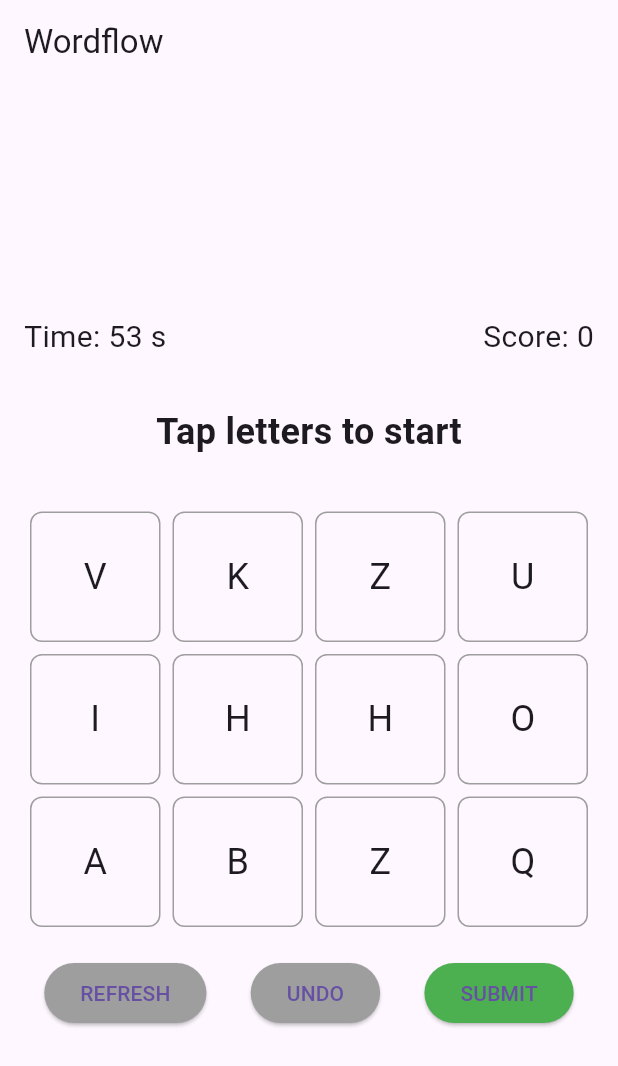
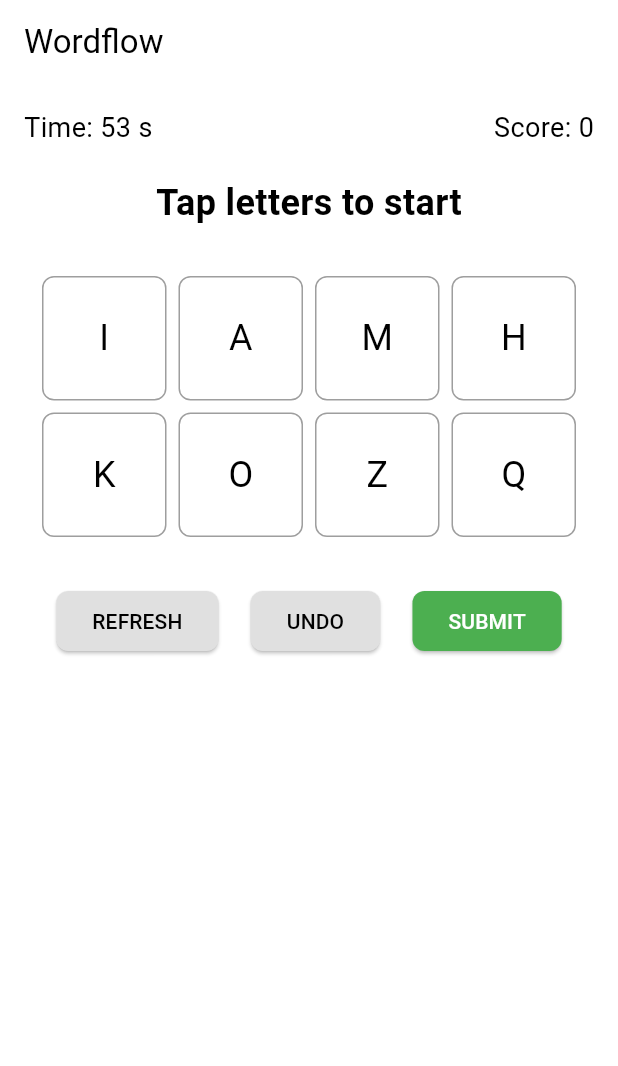
Before and after one commit to Badjedi04/flutter-app, a Flutter app: the screen it shows after launch, on a phone screen of 412 x 824 dp. Shown: the top 1066 px of the screen. Run offline on Flutter 3.47's test engine with Material 3 defaults, Android fonts, the phone set to English and light mode, and no system bars.

Commit message:
Update yml

```diff
--- a/lib/main.dart
+++ b/lib/main.dart
@@ -13,7 +13,11 @@ class WordflowApp extends StatelessWidget {
   Widget build(BuildContext context) {
     return MaterialApp(
       title: 'Wordflow',
-      theme: ThemeData(primarySwatch: Colors.blue),
+      theme: ThemeData(
+        primarySwatch: Colors.blue,
+        scaffoldBackgroundColor:
+            Colors.white, // Set default background to white
+      ),
       home: const WordflowGame(),
     );
   }
@@ -28,7 +32,7 @@ class WordflowGame extends StatefulWidget {
 
 class _WordflowGameState extends State<WordflowGame> {
   // State variables
-  List<String> letters = []; // 12 random letters
+  List<String> letters = []; // 8 random letters (2x4 grid)
   String currentWord = ''; // Word being built
   int timeLeft = 60; // Timer in seconds
   int score = 0; // Player score
@@ -60,6 +64,61 @@ class _WordflowGameState extends State<WordflowGame> {
     'Z',
   ];
 
+  // Simple dictionary of valid English words (expand this for a full app)
+  final Set<String> validWords =
+      {
+        'at',
+        'be',
+        'in',
+        'on',
+        'to',
+        'up',
+        'we',
+        'me',
+        'he',
+        'she',
+        'and',
+        'for',
+        'the',
+        'you',
+        'are',
+        'was',
+        'with',
+        'they',
+        'this',
+        'have',
+        'from',
+        'that',
+        'will',
+        'what',
+        'about',
+        'which',
+        'their',
+        'would',
+        'there',
+        'should',
+        'could',
+        'other',
+        'into',
+        'over',
+        'after',
+        'year',
+        'time',
+        'more',
+        'only',
+        'good',
+        'word',
+        'flow',
+        'game',
+        'play',
+        'list',
+        'test',
+        'line',
+        'point',
+        'score',
+        'start',
+      }.map((word) => word.toLowerCase()).toSet();
+
   @override
   void initState() {
     super.initState();
@@ -67,15 +126,15 @@ class _WordflowGameState extends State<WordflowGame> {
     startTimer();
   }
 
-  // Generate 12 random letters (balanced vowels and consonants)
+  // Generate 8 random letters (balanced vowels and consonants for 2x4 grid)
   void generateLetters() {
     letters.clear();
     final random = Random();
-    // 4 vowels, 8 consonants (adjust as needed for balance)
-    for (int i = 0; i < 4; i++) {
+    // 3 vowels, 5 consonants (adjust as needed for balance)
+    for (int i = 0; i < 3; i++) {
       letters.add(vowels[random.nextInt(vowels.length)]);
     }
-    for (int i = 0; i < 8; i++) {
+    for (int i = 0; i < 5; i++) {
       letters.add(consonants[random.nextInt(consonants.length)]);
     }
     letters.shuffle(); // Randomize the order
@@ -115,16 +174,32 @@ class _WordflowGameState extends State<WordflowGame> {
     });
   }
 
-  // Submit the current word (simple logic for now, add dictionary check later)
+  // Check if a word is valid (exists in the dictionary)
+  bool isValidWord(String word) {
+    return validWords.contains(word.toLowerCase());
+  }
+
+  // Submit the current word (only score valid words)
   void submitWord() {
     if (currentWord.isNotEmpty) {
+      if (isValidWord(currentWord)) {
         setState(() {
           // Simple scoring: 1 point per letter, +5 seconds per letter for longer words
           score += currentWord.length;
           timeLeft += currentWord.length * 5;
           if (timeLeft > 60) timeLeft = 60; // Cap at 60 seconds
           currentWord = ''; // Clear the word
+          // Optional: Show a success message (e.g., SnackBar)
+          ScaffoldMessenger.of(
+            context,
+          ).showSnackBar(SnackBar(content: Text('Valid word: $currentWord')));
         });
+      } else {
+        // Optional: Show an error message for invalid words
+        ScaffoldMessenger.of(
+          context,
+        ).showSnackBar(SnackBar(content: Text('Invalid word: $currentWord')));
+      }
     }
   }
 
@@ -141,34 +216,51 @@ class _WordflowGameState extends State<WordflowGame> {
   @override
   Widget build(BuildContext context) {
     return Scaffold(
-      appBar: AppBar(title: const Text('Wordflow')),
-      body: Column(
+      appBar: AppBar(
+        title: const Text('Wordflow', style: TextStyle(color: Colors.black)),
+        backgroundColor: Colors.white, // Match background
+        elevation: 0, // Remove shadow for a cleaner look
+      ),
+      body: SingleChildScrollView(
+        // Add scrolling capability for larger screens
+        child: Padding(
+          padding: const EdgeInsets.all(16.0),
+          child: Column(
             mainAxisAlignment: MainAxisAlignment.center,
             children: [
               // Timer and Score
-          Padding(
-            padding: const EdgeInsets.all(16.0),
-            child: Row(
+              Row(
                 mainAxisAlignment: MainAxisAlignment.spaceBetween,
                 children: [
-                Text('Time: $timeLeft s', style: const TextStyle(fontSize: 20)),
-                Text('Score: $score', style: const TextStyle(fontSize: 20)),
+                  Text(
+                    'Time: $timeLeft s',
+                    style: const TextStyle(fontSize: 18, color: Colors.black),
+                  ),
+                  Text(
+                    'Score: $score',
+                    style: const TextStyle(fontSize: 18, color: Colors.black),
+                  ),
                 ],
               ),
-          ),
+              const SizedBox(height: 20),
               // Current Word Display
-          Padding(
-            padding: const EdgeInsets.all(16.0),
-            child: Text(
+              Text(
                 currentWord.isEmpty ? 'Tap letters to start' : currentWord,
-              style: const TextStyle(fontSize: 24, fontWeight: FontWeight.bold),
+                style: const TextStyle(
+                  fontSize: 24,
+                  fontWeight: FontWeight.bold,
+                  color: Colors.black,
                 ),
               ),
-          // Letter Grid (3x4 layout)
+              const SizedBox(height: 20),
+              // Letter Grid (2x4 layout)
               GridView.count(
                 crossAxisCount: 4,
-            shrinkWrap: true,
-            padding: const EdgeInsets.all(16.0),
+                shrinkWrap:
+                    true, // Ensures the grid doesn’t take up unnecessary space
+                physics:
+                    const NeverScrollableScrollPhysics(), // Disable grid scrolling to use parent scroll
+                padding: const EdgeInsets.all(8.0),
                 children:
                     letters.map((letter) {
                       return GestureDetector(
@@ -178,40 +270,68 @@ class _WordflowGameState extends State<WordflowGame> {
                           decoration: BoxDecoration(
                             border: Border.all(color: Colors.grey),
                             borderRadius: BorderRadius.circular(8.0),
+                            color:
+                                Colors
+                                    .white, // Match background for consistency
                           ),
                           child: Center(
                             child: Text(
                               letter,
-                          style: const TextStyle(fontSize: 24),
+                              style: const TextStyle(
+                                fontSize: 24,
+                                color: Colors.black,
+                              ),
                             ),
                           ),
                         ),
                       );
                     }).toList(),
               ),
+              const SizedBox(height: 20),
               // Buttons
               Row(
                 mainAxisAlignment: MainAxisAlignment.spaceEvenly,
                 children: [
                   ElevatedButton(
                     onPressed: refreshLetters,
-                style: ElevatedButton.styleFrom(backgroundColor: Colors.grey),
+                    style: ElevatedButton.styleFrom(
+                      backgroundColor:
+                          Colors.grey[300], // Light grey for REFRESH
+                      foregroundColor: Colors.black, // Text color
+                      shape: RoundedRectangleBorder(
+                        borderRadius: BorderRadius.circular(8.0),
+                      ),
+                    ),
                     child: const Text('REFRESH'),
                   ),
                   ElevatedButton(
                     onPressed: removeLetter,
-                style: ElevatedButton.styleFrom(backgroundColor: Colors.grey),
+                    style: ElevatedButton.styleFrom(
+                      backgroundColor: Colors.grey[300], // Light grey for UNDO
+                      foregroundColor: Colors.black, // Text color
+                      shape: RoundedRectangleBorder(
+                        borderRadius: BorderRadius.circular(8.0),
+                      ),
+                    ),
                     child: const Text('UNDO'),
                   ),
                   ElevatedButton(
                     onPressed: submitWord,
-                style: ElevatedButton.styleFrom(backgroundColor: Colors.green),
+                    style: ElevatedButton.styleFrom(
+                      backgroundColor: Colors.green, // Green for SUBMIT
+                      foregroundColor: Colors.white, // White text for contrast
+                      shape: RoundedRectangleBorder(
+                        borderRadius: BorderRadius.circular(8.0),
+                      ),
+                    ),
                     child: const Text('SUBMIT'),
                   ),
                 ],
               ),
             ],
           ),
+        ),
+      ),
     );
   }
 }
--- a/pubspec.yaml
+++ b/pubspec.yaml
@@ -2,7 +2,7 @@ name: flutter_application_1
 description: "A new Flutter project."
 # The following line prevents the package from being accidentally published to
 # pub.dev using `flutter pub publish`. This is preferred for private packages.
-publish_to: 'none' # Remove this line if you wish to publish to pub.dev
+publish_to: "none" # Remove this line if you wish to publish to pub.dev
 
 # The following defines the version and build number for your application.
 # A version number is three numbers separated by dots, like 1.2.43
@@ -34,6 +34,7 @@ dependencies:
   # The following adds the Cupertino Icons font to your application.
   # Use with the CupertinoIcons class for iOS style icons.
   cupertino_icons: ^1.0.8
+  http: ^0.13.5 # For API calls (e.g., WordsAPI)
 
 dev_dependencies:
   flutter_test:
@@ -51,7 +52,6 @@ dev_dependencies:
 
 # The following section is specific to Flutter packages.
 flutter:
-
   # The following line ensures that the Material Icons font is
   # included with your application, so that you can use the icons in
   # the material Icons class.
```
Also changed, not shown: pubspec.lock. Lines whose indentation alone changed are shown as unchanged.
